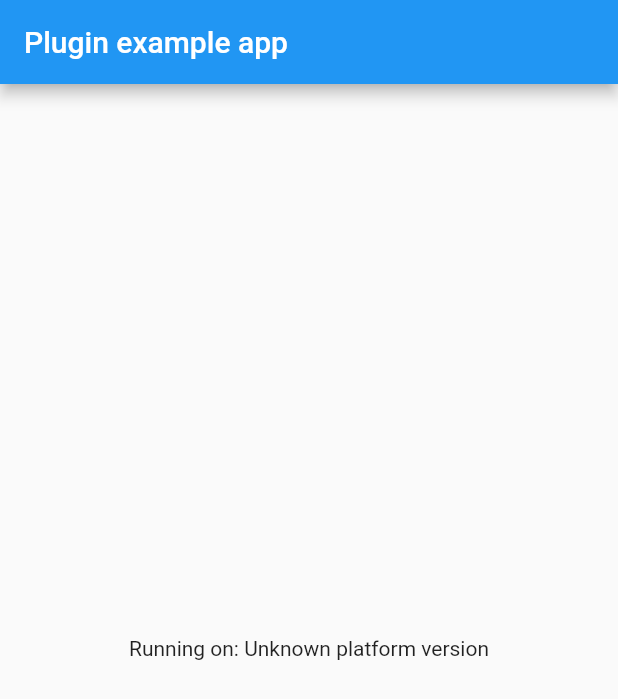
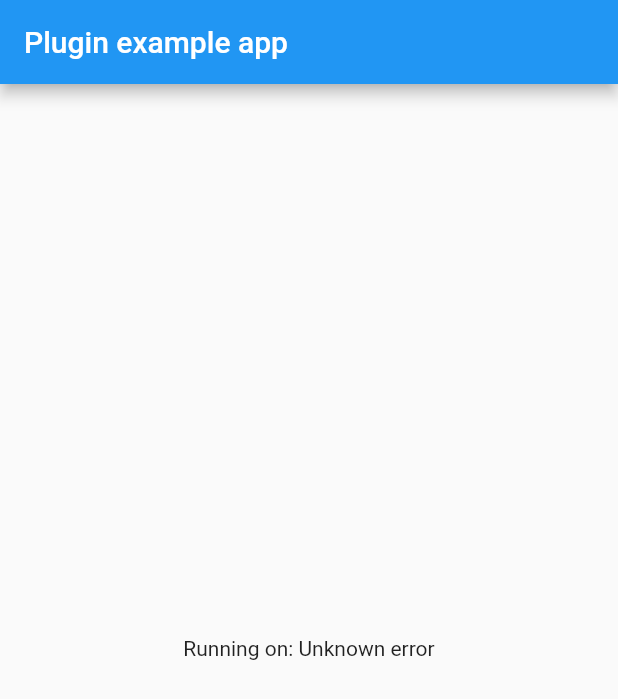
Before and after one commit to ECat4/texture_layer, a Flutter app: the screen it shows after launch, on a phone screen of 412 x 824 dp. Shown: the top 699 px of the screen. Run offline on Flutter 3.47's test engine with Material 2 defaults, Android fonts, the phone set to English and light mode, and no system bars.

Commit message:
fix: bug

```diff
--- a/example/lib/main.dart
+++ b/example/lib/main.dart
@@ -30,8 +30,7 @@ class _MyAppState extends State<MyApp> {
     // Platform messages may fail, so we use a try/catch PlatformException.
     // We also handle the message potentially returning null.
     try {
-      platformVersion =
-          await TextureLayer.platformVersion ?? 'Unknown platform version';
+      platformVersion = await TextureLayer.createTexture ?? 'Unknown error';
     } on PlatformException {
       platformVersion = 'Failed to get platform version.';
     }
--- a/lib/texture_layer.dart
+++ b/lib/texture_layer.dart
@@ -1,4 +1,3 @@
-
 import 'dart:async';
 
 import 'package:flutter/services.dart';
@@ -6,8 +5,8 @@ import 'package:flutter/services.dart';
 class TextureLayer {
   static const MethodChannel _channel = MethodChannel('texture_layer');
 
-  static Future<String?> get platformVersion async {
-    final String? version = await _channel.invokeMethod('getPlatformVersion');
-    return version;
+  static Future<String?> get createTexture async {
+    final String? code = await _channel.invokeMethod('createTexture');
+    return code;
   }
 }
```
Also changed, not shown: 1 other file.
